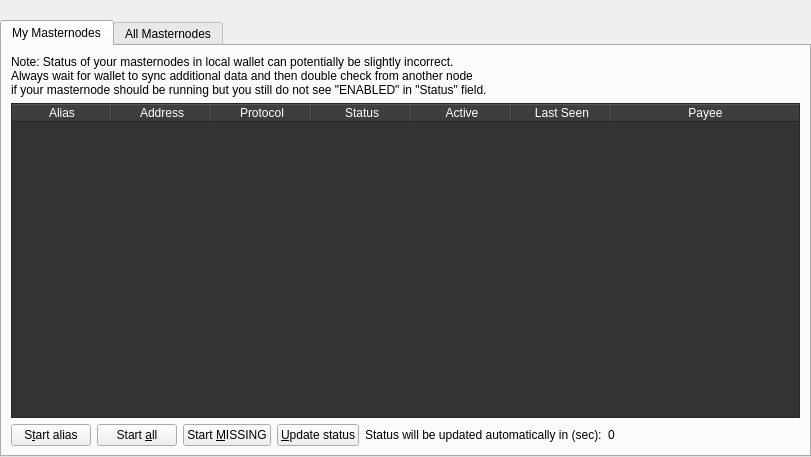
This is src/qt/forms/masternodelist.ui in RaptureCore/Rapture as Qt 5 draws it before an edit. The edited form follows.
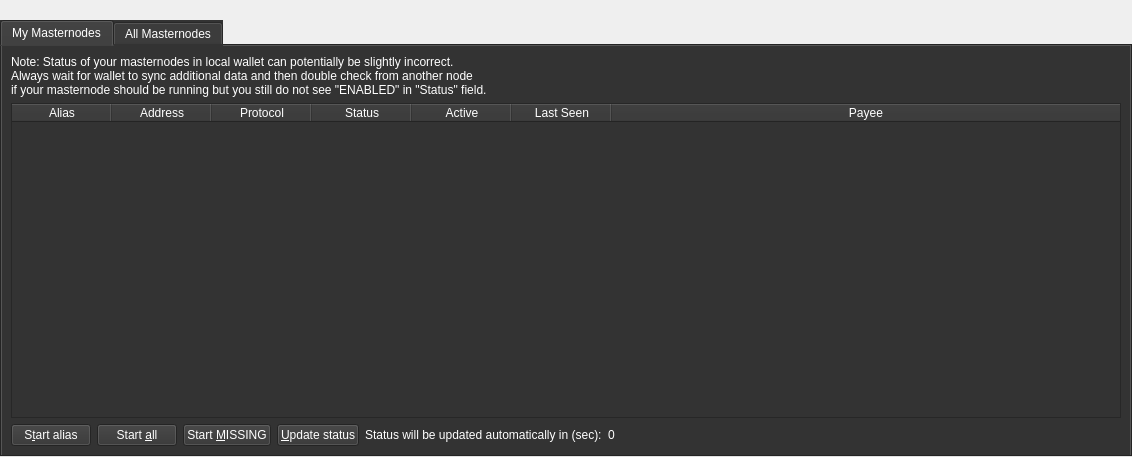
This is the edited form.

Commit message: Cleaning up a few Ubuntu specific ui issues

```diff
--- a/src/qt/forms/masternodelist.ui
+++ b/src/qt/forms/masternodelist.ui
@@ -6,7 +6,7 @@
    <rect>
     <x>0</x>
     <y>0</y>
-    <width>811</width>
+    <width>1132</width>
     <height>457</height>
    </rect>
   </property>
@@ -47,7 +47,7 @@
      <item>
       <widget class="QTabWidget" name="tabWidget">
        <property name="styleSheet">
-        <string notr="true"/>
+        <string notr="true">background-color: #333;color:#fff;</string>
        </property>
        <property name="tabShape">
         <enum>QTabWidget::Rounded</enum>
@@ -56,9 +56,6 @@
         <number>0</number>
        </property>
        <widget class="QWidget" name="tabMyMasternodes">
-        <property name="styleSheet">
-         <string notr="true"/>
-        </property>
         <attribute name="title">
          <string>My Masternodes</string>
         </attribute>
```
The commit also changes 5 other files.
